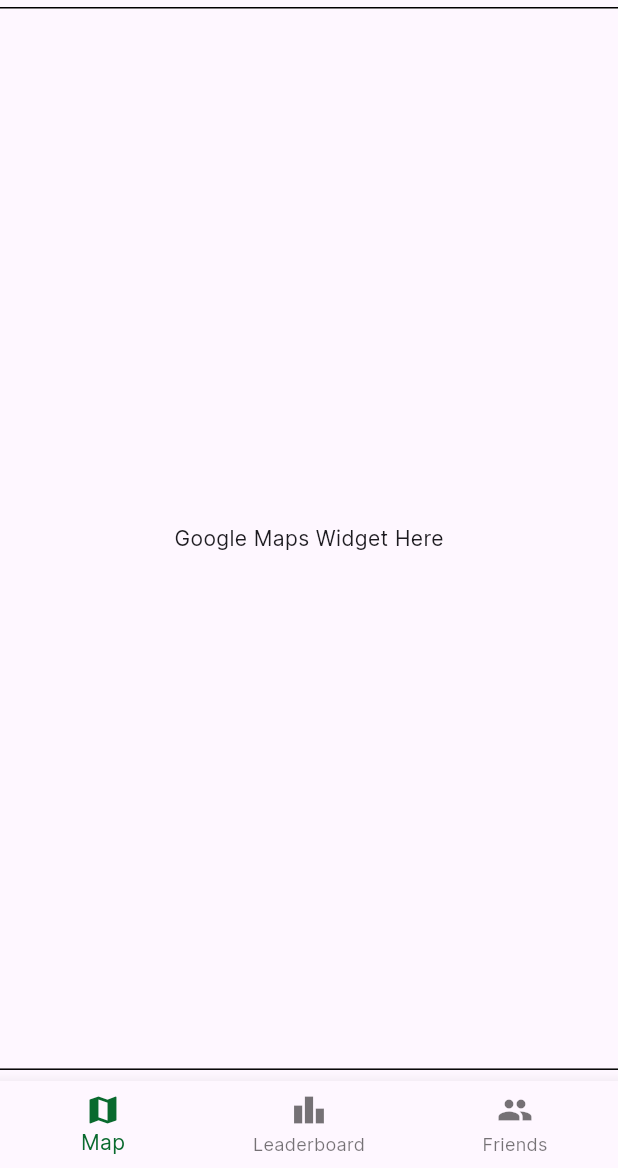
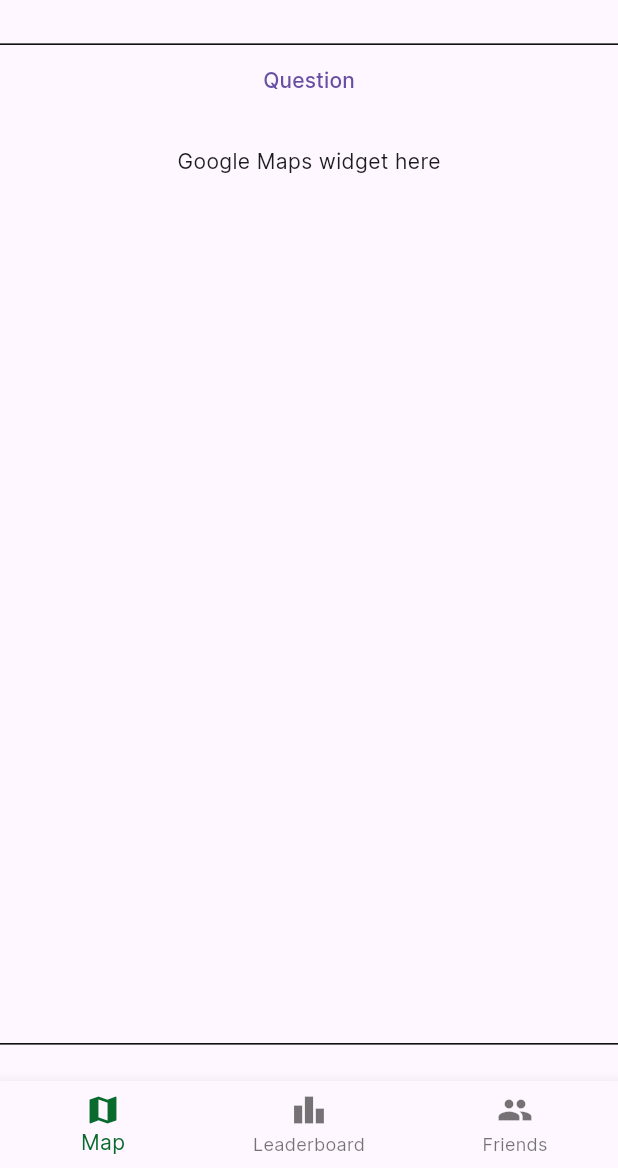
Before and after one commit to NHL-P4-INF1C/WalkSmarter, a Flutter app: the MyHomePage screen opened by its route, on a phone screen of 412 x 824 dp, the part 68-1236 px from its top. Run offline on Flutter 3.47's test engine with Material 3 defaults, Android fonts, the phone set to English and light mode, and no system bars; our stand-ins replace pocketbase.

Commit message:
feat: added the button to information page to the home page.

```diff
--- a/lib/homepage.dart
+++ b/lib/homepage.dart
@@ -50,11 +50,9 @@ class _MyHomePageState extends State<MyHomePage> {
           ),
         ],
       ),
-      body: Column(
-        children: [
-          Center(
+      body: Center(
           child: Container(
-              height: MediaQuery.of(context).size.height * 0.86,
+            height: MediaQuery.of(context).size.height * 0.81,
             decoration: BoxDecoration(
               border: Border(
                 top: BorderSide(
@@ -68,11 +66,24 @@ class _MyHomePageState extends State<MyHomePage> {
               ),
             ),
             child: Center(
-                child: Text('Google Maps Widget Here'),
+              child: Column(
+                children: [
+                  Container(
+                    alignment: Alignment.center,
+                    width: double.infinity,
+                    child: TextButton(
+                      onPressed: () {
+                        Navigator.pushNamed(context, '/informationpage');
+                      },
+                      child: Text('Question'),
+                    ),
+                  ),
+                  SizedBox(height: 20),
+                  Text("Google Maps widget here"),
+                ],
               ),
             ),
           ),
-        ],
         ),
       bottomNavigationBar: BottomNavigationBar(
         items: const <BottomNavigationBarItem>[
```
Lines whose indentation alone changed are shown as unchanged.
